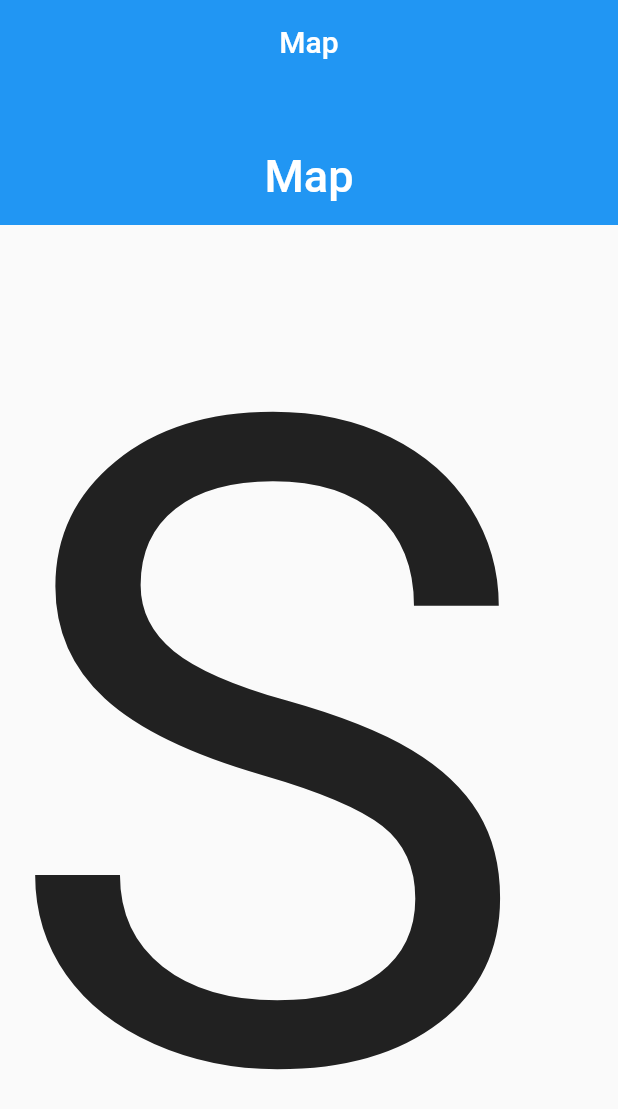
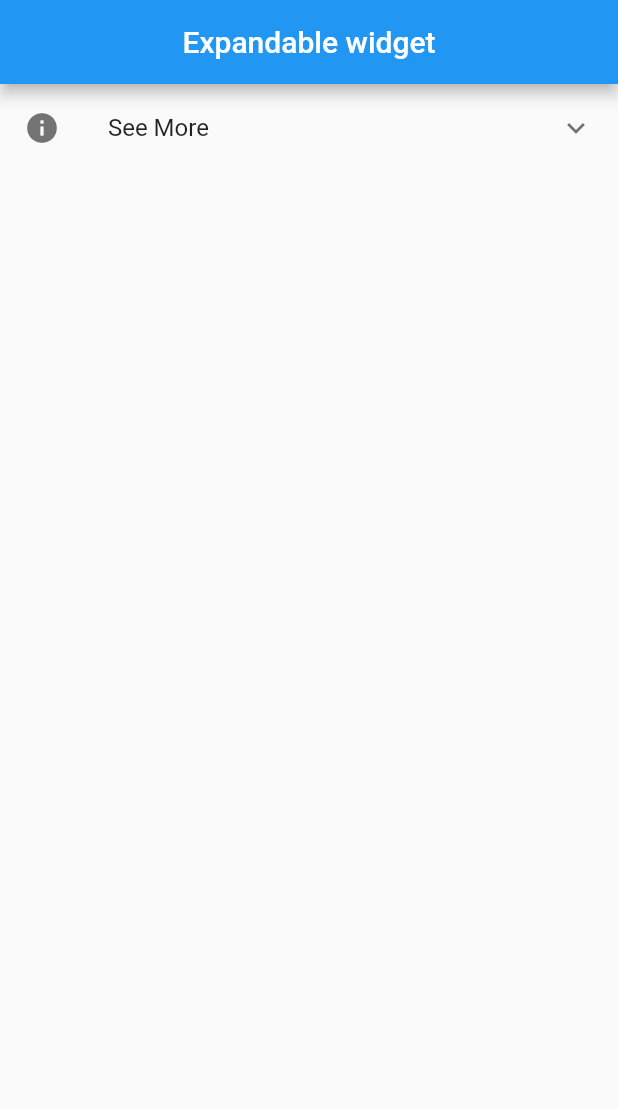
Before and after one commit to dhrubrawat66/my-second-project, a Flutter app: the screen it shows after launch, on a phone screen of 412 x 824 dp. Shown: the top 1109 px of the screen. Run offline on Flutter 3.47's test engine with Material 2 defaults, Android fonts, the phone set to English and light mode, and no system bars.

Commit message:
Expansio tile

```diff
--- a/lib/main.dart
+++ b/lib/main.dart
@@ -44,28 +44,18 @@
   @override
   Widget build(BuildContext context) {
     return Scaffold(
-      body: CustomScrollView(
-        slivers: [
-          const SliverAppBar(
-            pinned: false,
-            floating: false,
-            title: Center(child: Text("Map")),
-            expandedHeight: 150.0,
-            flexibleSpace: FlexibleSpaceBar(
-              title: Text("Map"),
-              centerTitle: true,
-            ),
-          ),
-          SliverList(
-            delegate: SliverChildListDelegate(
-              [
-                const Text(
-                  "Sliver",
-                  style: TextStyle(fontSize: 600),
-                ),
-              ],
-            ),
-          ),
+      appBar: AppBar(
+        title: const Text("Expandable widget"),
+        centerTitle: true,
+      ),
+      body: const ExpansionTile(
+        title: Text("See More"),
+        leading: Icon(Icons.info),
+        backgroundColor: Colors.black12,
+        children: [
+          ListTile(title: Text("First")),
+          ListTile(title: Text("Second")),
+          ListTile(title: Text("Third")),
         ],
       ),
     );
```
